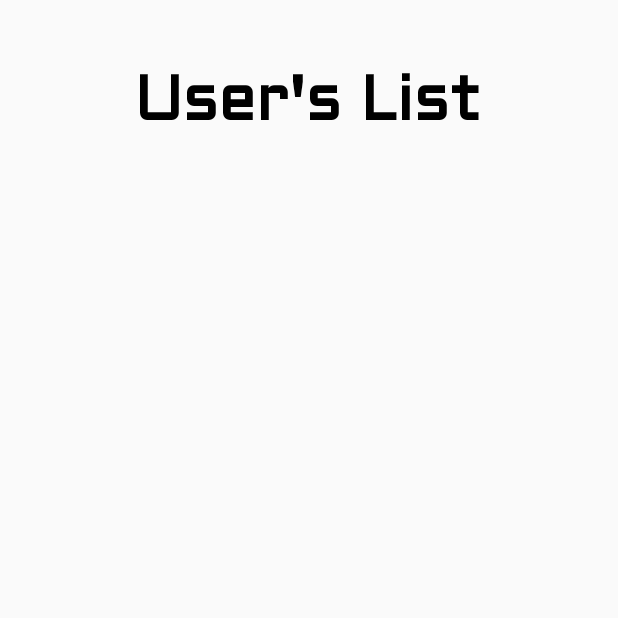
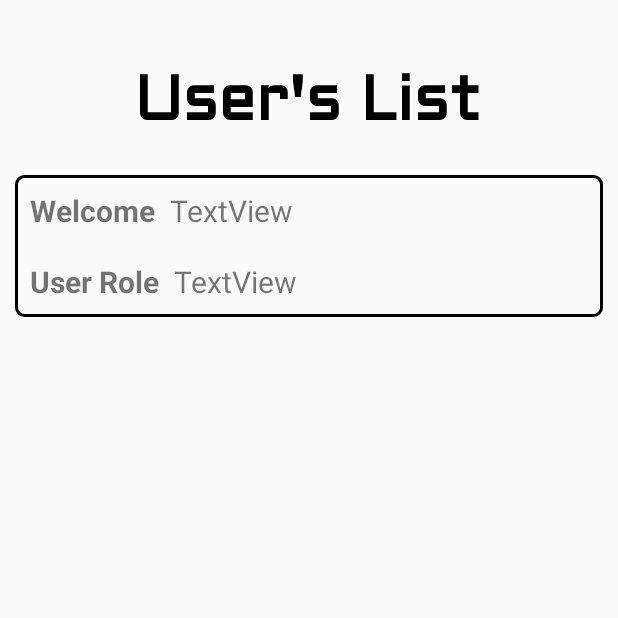
Before and after one commit to tayyabmaqsood/Easy-Scheduler-Application, an Android app: the AdminActivity screen opened directly, with no data from a screen before it, on a phone screen of 412 x 824 dp, the top half of it. Run offline under Robolectric (Android 15) with nearby library versions, the phone set to English and light mode, and no system bars; our stand-ins replace Firebase (no records; nobody signed in at launch, a user with empty details on screens opened directly).

Commit message:
Admin activity proceed

```diff
--- a/app/src/main/java/com/example/parentalcontrolapplication/AdminActivity.java
+++ b/app/src/main/java/com/example/parentalcontrolapplication/AdminActivity.java
@@ -7,7 +7,10 @@ import androidx.recyclerview.widget.RecyclerView;
 
 import android.os.Bundle;
 import android.util.Log;
+import android.widget.EditText;
+import android.widget.TextView;
 
+import com.google.firebase.auth.FirebaseAuth;
 import com.google.firebase.database.DataSnapshot;
 import com.google.firebase.database.DatabaseError;
 import com.google.firebase.database.DatabaseReference;
@@ -36,6 +39,7 @@ public class AdminActivity extends AppCompatActivity {
         recyclerView.setLayoutManager( new LinearLayoutManager(this));
         userList = new ArrayList<>();
 
+
         DatabaseReference reference = FirebaseDatabase.getInstance("https://parental-control-applica-de957-default-rtdb.asia-southeast1.firebasedatabase.app/").getReference("Users");
         reference.addValueEventListener(new ValueEventListener() {
             @Override
@@ -45,6 +49,15 @@ public class AdminActivity extends AppCompatActivity {
                 while (shots.hasNext()) {
 
                     DataSnapshot singleShot = (DataSnapshot) shots.next();
+
+                    if(singleShot.getKey().toString().equals(FirebaseAuth.getInstance().getUid().toString())) {
+                        TextView showUserName = findViewById(R.id.showUsername);
+                        TextView showUserRole = findViewById(R.id.showUserRole);
+                        showUserName.setText(singleShot.child("username").getValue().toString().toUpperCase(Locale.ROOT));
+                        showUserRole.setText(singleShot.child("userType").getValue().toString().toUpperCase(Locale.ROOT));
+                        continue;
+                    }
+
                     User usr = new User();
                     usr.setUsername(singleShot.child("username").getValue().toString().toUpperCase(Locale.ROOT));
                     usr.setEmail(singleShot.child("email").getValue().toString());
--- a/app/src/main/java/com/example/parentalcontrolapplication/MainActivity.java
+++ b/app/src/main/java/com/example/parentalcontrolapplication/MainActivity.java
@@ -78,13 +78,14 @@ public class MainActivity extends AppCompatActivity  {
             progressDialog.setTitle("Login");
             progressDialog.setCanceledOnTouchOutside(false);
             progressDialog.show();
+            //      <====== SignIn with email and password  ===>
             mAuth.signInWithEmailAndPassword(email,password)
                     .addOnCompleteListener(new OnCompleteListener<AuthResult>() {
                         @Override
                         public void onComplete(@NonNull Task<AuthResult> task) {
                             if (task.isSuccessful()) {
 
-                                //Toast.makeText(MainActivity.this, "Login Successful", Toast.LENGTH_LONG).show();
+                                //      <=====  Login is Successful then add UserRoll   ===>
                                 DatabaseReference reference = FirebaseDatabase.getInstance("https://parental-control-applica-de957-default-rtdb.asia-southeast1.firebasedatabase.app/").getReference("Users");
                                 Query getUser =   reference.orderByChild("email").equalTo(email);
                                 getUser.addListenerForSingleValueEvent(new ValueEventListener() {
@@ -99,7 +100,6 @@ public class MainActivity extends AppCompatActivity  {
                                             }
                                             else if(userType.equals("Parent"))
                                                 startActivity(new Intent(MainActivity.this,AdminActivity.class));
-
                                         }
                                     }
 
--- a/app/src/main/res/layout/activity_admin.xml
+++ b/app/src/main/res/layout/activity_admin.xml
@@ -5,20 +5,6 @@
     android:layout_width="match_parent"
     android:layout_height="match_parent"
     tools:context=".AdminActivity">
-
-    <androidx.recyclerview.widget.RecyclerView
-        android:id="@+id/adminRecyclerView"
-        android:layout_width="0dp"
-        android:layout_height="wrap_content"
-        android:layout_marginBottom="35dp"
-        app:layout_constraintBottom_toBottomOf="parent"
-        app:layout_constraintEnd_toEndOf="parent"
-        app:layout_constraintHorizontal_bias="0.0"
-        app:layout_constraintStart_toStartOf="parent"
-        app:layout_constraintTop_toBottomOf="@+id/textView5"
-        app:layout_constraintVertical_bias="0.113"
-        android:paddingBottom="100dp"
-        android:paddingTop="25dp"/>
 
     <TextView
         android:id="@+id/textView5"
@@ -34,4 +20,85 @@
         app:layout_constraintHorizontal_bias="0.498"
         app:layout_constraintStart_toStartOf="parent"
         app:layout_constraintTop_toTopOf="parent" />
+
+    <androidx.recyclerview.widget.RecyclerView
+        android:id="@+id/adminRecyclerView"
+        android:layout_width="0dp"
+        android:layout_height="wrap_content"
+        android:layout_marginTop="20dp"
+        android:layout_marginBottom="35dp"
+        android:paddingTop="25dp"
+        android:paddingBottom="100dp"
+        app:layout_constraintBottom_toBottomOf="parent"
+        app:layout_constraintEnd_toEndOf="parent"
+        app:layout_constraintHorizontal_bias="0.0"
+        app:layout_constraintStart_toStartOf="parent"
+        app:layout_constraintTop_toBottomOf="@+id/linearLayout"
+        app:layout_constraintVertical_bias="0.048">
+
+    </androidx.recyclerview.widget.RecyclerView>
+
+    <LinearLayout
+        android:id="@+id/linearLayout"
+        android:layout_width="match_parent"
+        android:layout_height="wrap_content"
+        android:layout_marginTop="20dp"
+        android:layout_marginLeft="10dp"
+        android:layout_marginRight="10dp"
+        android:background="@drawable/input_bg"
+        android:orientation="vertical"
+        app:layout_constraintEnd_toEndOf="parent"
+        app:layout_constraintStart_toStartOf="parent"
+        app:layout_constraintTop_toBottomOf="@+id/textView5">
+
+        <LinearLayout
+            android:layout_width="match_parent"
+            android:layout_height="wrap_content"
+            android:paddingTop="10dp"
+            android:paddingBottom="10dp">
+
+            <TextView
+                android:layout_width="wrap_content"
+                android:layout_height="wrap_content"
+                android:layout_marginLeft="10dp"
+                android:text="Welcome"
+                android:textSize="20dp"
+                android:textStyle="bold"/>
+
+            <TextView
+                android:id="@+id/showUsername"
+                android:layout_width="wrap_content"
+                android:layout_height="wrap_content"
+                android:layout_marginLeft="10dp"
+                android:layout_weight="1"
+                android:text="TextView"
+                android:textSize="20dp"
+                />
+        </LinearLayout>
+
+        <LinearLayout
+            android:layout_width="match_parent"
+            android:layout_height="wrap_content"
+            android:paddingTop="10dp"
+            android:paddingBottom="10dp">
+
+            <TextView
+                android:layout_width="wrap_content"
+                android:layout_height="wrap_content"
+                android:layout_marginLeft="10dp"
+                android:text="User Role"
+                android:textSize="20dp"
+                android:textStyle="bold"/>
+
+            <TextView
+                android:id="@+id/showUserRole"
+                android:layout_width="wrap_content"
+                android:layout_height="wrap_content"
+                android:layout_marginLeft="10dp"
+                android:layout_weight="1"
+                android:text="TextView"
+                android:textSize="20dp" />
+        </LinearLayout>
+    </LinearLayout>
+
 </androidx.constraintlayout.widget.ConstraintLayout>
```
